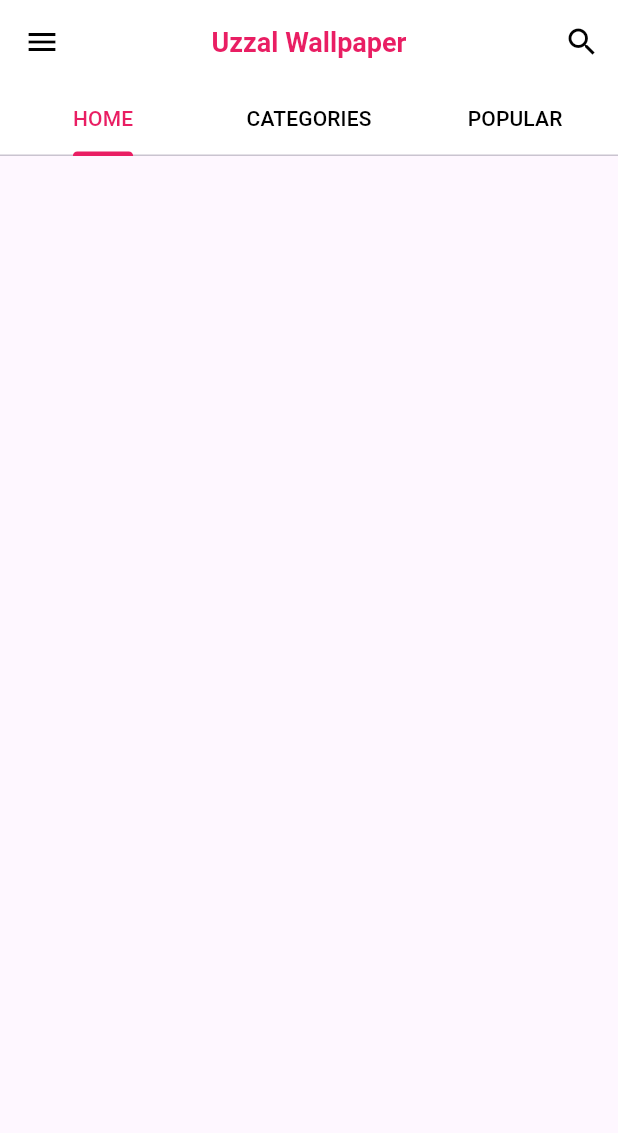
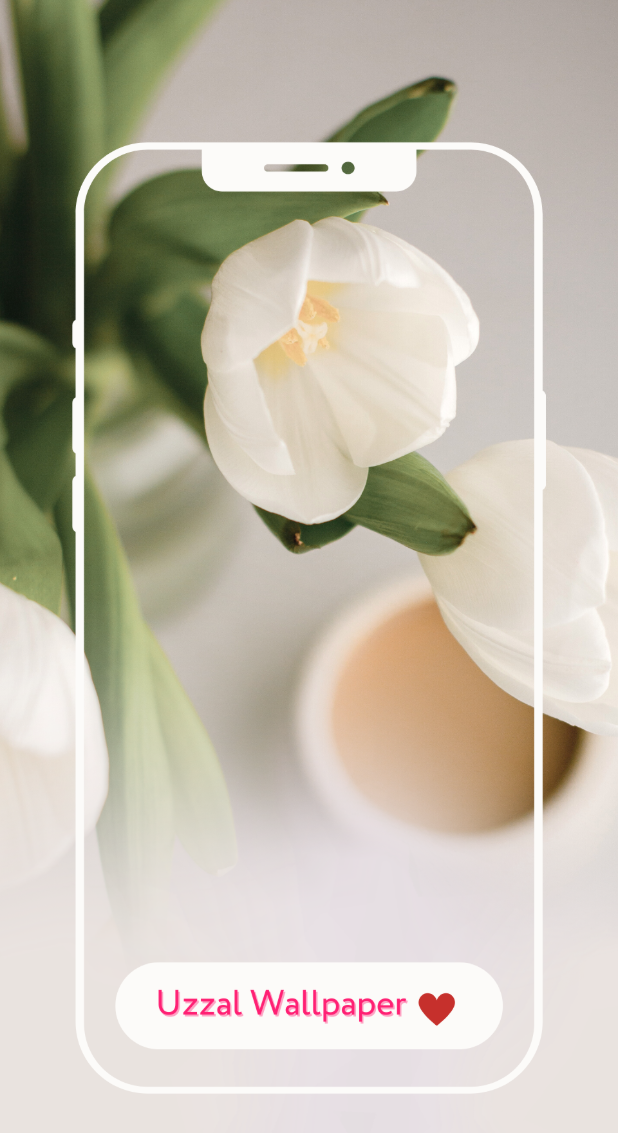
Before and after one commit to zillur07/wallpaper_app_1stclass, a Flutter app: the first screen one second after launch, on a phone screen of 412 x 824 dp. Shown: the top 1133 px of the screen. Run offline on Flutter 3.47's test engine with Material 3 defaults, Android fonts, the phone set to English and light mode, and no system bars; our stand-ins replace dio, flutter_cache_manager, get, image_gallery_saver; missing offline and left inert: flutter_wallpaper_manager, loop_page_view; network calls fail.

Commit message:
work is done

```diff
--- a/lib/src/app.dart
+++ b/lib/src/app.dart
@@ -2,6 +2,8 @@ import 'package:app_name/src/controllers/wallpaper_controller.dart';
 import 'package:app_name/src/page/home_page.dart';
 import 'package:flutter/material.dart';
 import 'package:get/get.dart';
+
+import 'page/splash_page.dart';
 
 class App extends StatelessWidget {
   const App({super.key});
@@ -11,7 +13,7 @@ class App extends StatelessWidget {
     Get.put(WallpaperController());
     return GetMaterialApp(
       debugShowCheckedModeBanner: false,
-      home: HomePage(),
+      home: SplashScreen(),
     );
   }
 }
--- a/lib/src/controllers/wallpaper_controller.dart
+++ b/lib/src/controllers/wallpaper_controller.dart
@@ -80,7 +80,7 @@ class WallpaperController extends GetxController {
     Random random = Random();
 
     // Generate a random integer
-    int randomNumber = random.nextInt(100);
+    int randomNumber = random.nextInt(3);
     try {
       // Use the stored search query from the controller
       final response = await Dio().get(
@@ -127,7 +127,7 @@ class WallpaperController extends GetxController {
       Random random = Random();
 
       // Generate a random integer
-      int randomNumber = random.nextInt(100);
+      int randomNumber = random.nextInt(3);
       try {
         final response = await Dio().get(
           '$_baseUrl/search?query=$query&per_page=$randomNumber',
--- /dev/null
+++ b/lib/src/page/splash_page.dart
@@ -0,0 +1,47 @@
+import 'dart:async';
+import 'package:app_name/src/page/home_page.dart';
+import 'package:flutter/material.dart';
+import 'package:flutter/services.dart';
+import 'package:get/get.dart';
+
+class SplashScreen extends StatefulWidget {
+  @override
+  _SplashScreenState createState() => _SplashScreenState();
+}
+
+class _SplashScreenState extends State<SplashScreen> {
+// Get the AuthController instance
+// Get the AuthController instance
+
+  @override
+  void initState() {
+    super.initState();
+    // Load the main screen after a delay
+    Timer(Duration(seconds: 3), () {
+      Get.off(() => HomePage());
+    });
+  }
+
+  @override
+  Widget build(BuildContext context) {
+    // Set the status bar color to match your splash screen background color.
+    SystemChrome.setSystemUIOverlayStyle(
+      SystemUiOverlayStyle(statusBarColor: Colors.transparent),
+    );
+
+    return Scaffold(
+      body: Container(
+        width: Get.width,
+        height: Get.height,
+        decoration: BoxDecoration(
+          image: DecorationImage(
+            image: AssetImage(
+              'img/sp.png',
+            ),
+            fit: BoxFit.cover,
+          ),
+        ),
+      ),
+    );
+  }
+}
```
Also changed, not shown: img/1.jpg (deleted), img/2.jpg (deleted), img/3.jpg (deleted), img/4.jpg (deleted), img/5.webp (deleted), img/6.jpg (deleted), img/b.webp (deleted), img/c.jpg (deleted), img/e.jpg (deleted), img/f.jpg (deleted), img/sp.png (added).
